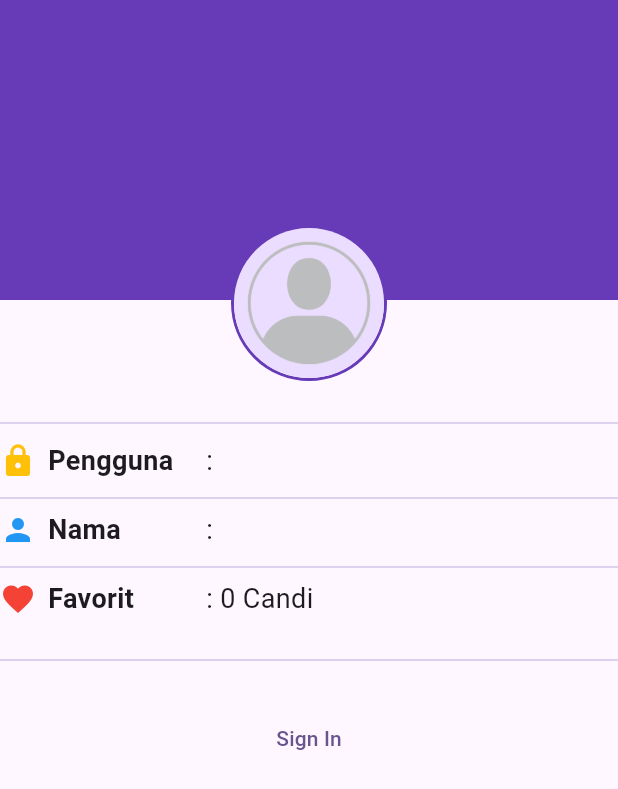
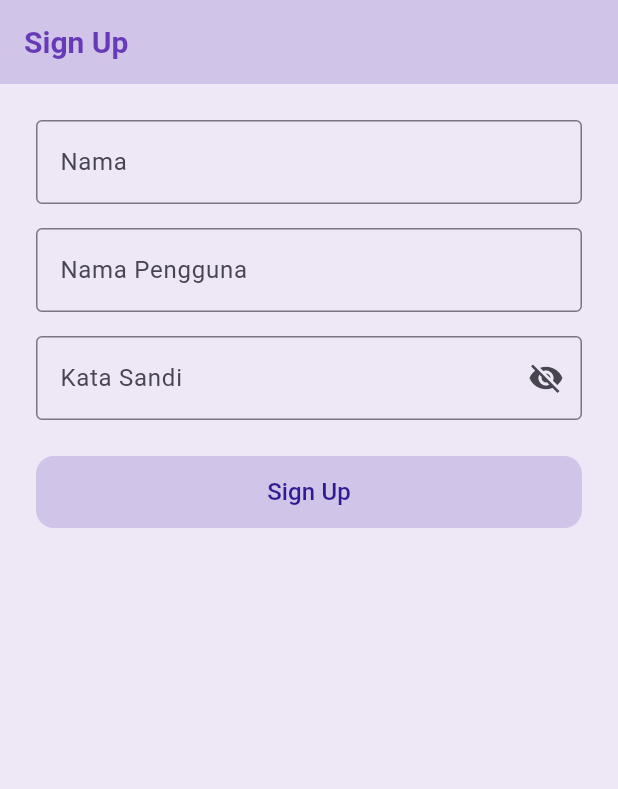
Before and after one commit to zahriaan/wisata_candi_abelmz, a Flutter app: the screen it shows after launch, on a phone screen of 412 x 824 dp. Shown: the top 789 px of the screen. Run offline on Flutter 3.47's test engine with Material 3 defaults, Android fonts, the phone set to English and light mode, and no system bars; our stand-ins replace cached_network_image.

Commit message:
sign in dan latihan sign up

```diff
--- a/lib/main.dart
+++ b/lib/main.dart
@@ -1,6 +1,8 @@
 import 'package:flutter/material.dart';
 import 'package:wisata_candi_abel/data/candi_data.dart';
 import 'package:wisata_candi_abel/screens/profile_screen.dart';
+import 'package:wisata_candi_abel/screens/sign_in_screen.dart';
+import 'package:wisata_candi_abel/screens/sign_up_screen.dart';
 import 'screens/detail_screen.dart';
 
 void main() {
@@ -17,11 +19,24 @@
       debugShowCheckedModeBanner: false,
       title: 'Wisata Candi',
       theme: ThemeData(
-        colorScheme: ColorScheme.fromSeed(seedColor: Colors.deepPurple),
+        appBarTheme: const AppBarTheme(
+          iconTheme: IconThemeData(color: Colors.deepPurple),
+          titleTextStyle: TextStyle(
+            color: Colors.deepPurple,
+            fontSize: 20,
+            fontWeight: FontWeight.bold,
+          ),
+        ),
+        colorScheme: ColorScheme.fromSeed(seedColor: Colors.deepPurple).copyWith(
+          primary: Colors.deepPurple,
+          surface: Colors.deepPurple[50],
+        ),
         useMaterial3: true,
       ),
-      home: ProfileScreen(),
+      //home: ProfileScreen(),
       //home: DetailScreen(candi: candiList[0]),
+      //home: SignInScreen(),
+      home: SignUpScreen(),
     );
   }
 }
--- /dev/null
+++ b/lib/screens/sign_up_screen.dart
@@ -0,0 +1,125 @@
+import 'package:flutter/material.dart';
+
+class SignUpScreen extends StatefulWidget {
+  const SignUpScreen({super.key});
+
+  @override
+  State<SignUpScreen> createState() => _SignUpScreenState();
+}
+
+class _SignUpScreenState extends State<SignUpScreen> {
+  // Controller
+  final TextEditingController _namaController = TextEditingController();
+  final TextEditingController _usernameController = TextEditingController();
+  final TextEditingController _passwordController = TextEditingController();
+
+  bool _obscurePassword = true;
+  String _errorText = '';
+
+  // Validasi sederhana
+  void _onSignUpPressed() {
+    String password = _passwordController.text;
+
+    setState(() {
+      if (password.length < 8) {
+        _errorText =
+        'Minimal 8 karakter, kombinasi [A-Z], [a-z], [0-9], dan simbol seperti !@#';
+      } else {
+        _errorText = '';
+        ScaffoldMessenger.of(context).showSnackBar(
+          const SnackBar(content: Text('Sign Up Berhasil!')),
+        );
+      }
+    });
+  }
+
+  void _togglePasswordVisibility() {
+    setState(() {
+      _obscurePassword = !_obscurePassword;
+    });
+  }
+
+  @override
+  Widget build(BuildContext context) {
+    return Scaffold(
+      backgroundColor: Colors.deepPurple[50],
+      appBar: AppBar(
+        title: const Text('Sign Up'),
+        backgroundColor: Colors.deepPurple[100],
+        foregroundColor: Colors.deepPurple[900],
+        elevation: 0,
+      ),
+      body: SingleChildScrollView(
+        child: Padding(
+          padding: const EdgeInsets.all(24.0),
+          child: Form(
+            child: Column(
+              crossAxisAlignment: CrossAxisAlignment.stretch,
+              children: [
+                // Field Nama Lengkap
+                TextFormField(
+                  controller: _namaController,
+                  decoration: const InputDecoration(
+                    labelText: 'Nama',
+                    border: OutlineInputBorder(),
+                  ),
+                ),
+
+                const SizedBox(height: 16),
+
+                // Field Nama Pengguna
+                TextFormField(
+                  controller: _usernameController,
+                  decoration: const InputDecoration(
+                    labelText: 'Nama Pengguna',
+                    border: OutlineInputBorder(),
+                  ),
+                ),
+
+                const SizedBox(height: 16),
+
+                // Field Kata Sandi
+                TextFormField(
+                  controller: _passwordController,
+                  obscureText: _obscurePassword,
+                  decoration: InputDecoration(
+                    labelText: 'Kata Sandi',
+                    border: const OutlineInputBorder(),
+                    errorText: _errorText.isNotEmpty ? _errorText : null,
+                    suffixIcon: IconButton(
+                      onPressed: _togglePasswordVisibility,
+                      icon: Icon(
+                        _obscurePassword
+                            ? Icons.visibility_off
+                            : Icons.visibility,
+                      ),
+                    ),
+                  ),
+                ),
+
+                const SizedBox(height: 24),
+
+                // Tombol Sign Up
+                TextButton(
+                  style: TextButton.styleFrom(
+                    backgroundColor: Colors.deepPurple[100],
+                    foregroundColor: Colors.deepPurple[900],
+                    minimumSize: const Size(double.infinity, 48),
+                    shape: RoundedRectangleBorder(
+                      borderRadius: BorderRadius.circular(12),
+                    ),
+                  ),
+                  onPressed: _onSignUpPressed,
+                  child: const Text(
+                    'Sign Up',
+                    style: TextStyle(fontSize: 16),
+                  ),
+                ),
+              ],
+            ),
+          ),
+        ),
+      ),
+    );
+  }
+}
```
Also changed, not shown: lib/screens/sign_in_screen.dart (added, +107 -0 lines).
